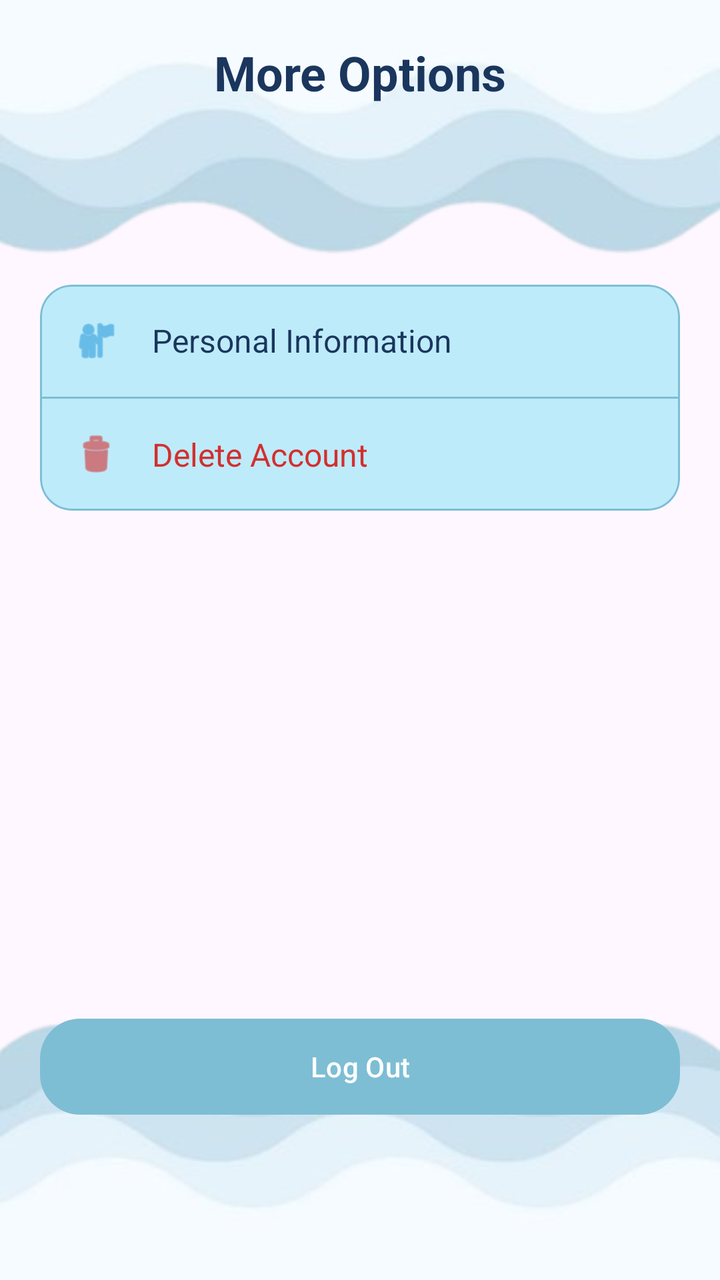
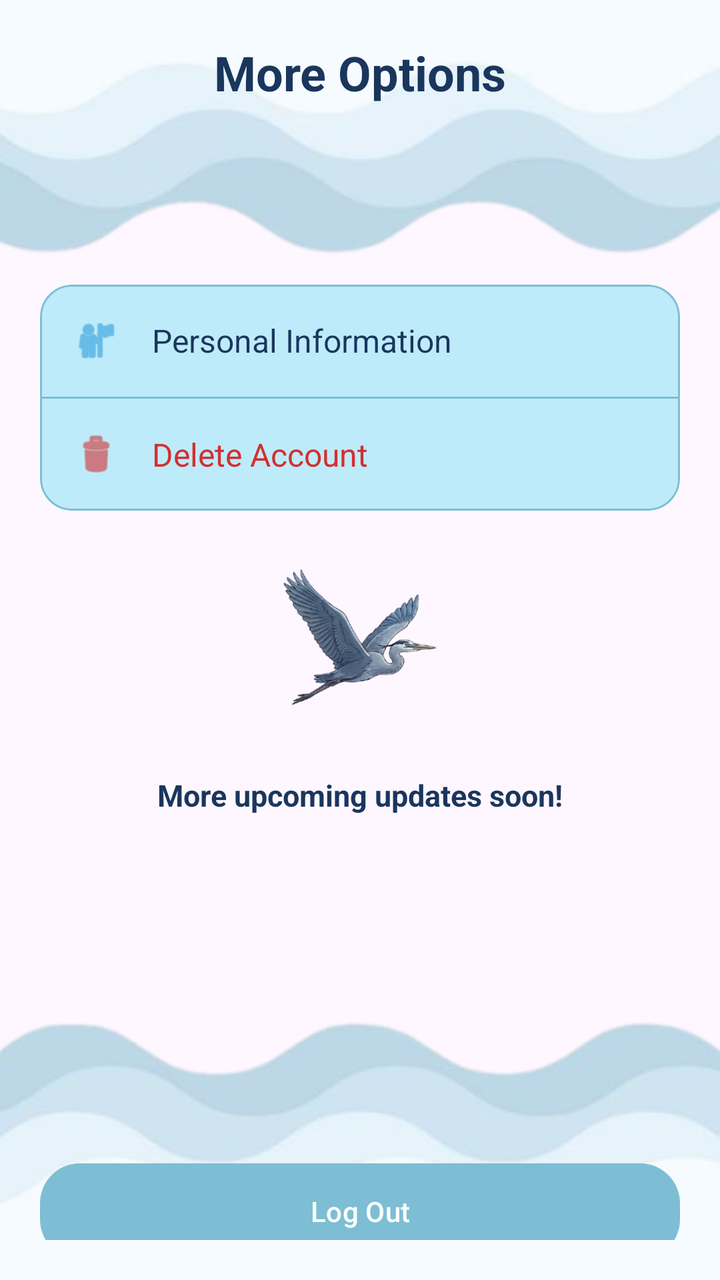

The first picture is an Android layout as it rendered before a commit; the second is the same layout after the commit. The layout source and the unified diff follow.
<!-- AndroidManifest.xml: application theme Theme.HeronHealth -->
<!-- res/layout/fragment_more_option.xml -->
<?xml version="1.0" encoding="utf-8"?>
<androidx.constraintlayout.widget.ConstraintLayout
    xmlns:android="http://schemas.android.com/apk/res/android"
    xmlns:app="http://schemas.android.com/apk/res-auto"
    xmlns:tools="http://schemas.android.com/tools"
    android:layout_width="match_parent"
    android:layout_height="match_parent"
    android:background="@drawable/bg4"
    android:padding="20dp"
    tools:context=".MoreOptionFragment">

    
    <TextView
        android:id="@+id/tvSettingsHeader"
        android:layout_width="wrap_content"
        android:layout_height="wrap_content"
        android:text="More Options"
        android:textColor="#1A365D"
        android:textSize="24sp"
        android:textStyle="bold"
        app:layout_constraintTop_toTopOf="parent"
        app:layout_constraintStart_toStartOf="parent"
        app:layout_constraintEnd_toEndOf="parent"/>

    
    <com.google.android.material.card.MaterialCardView
        android:id="@+id/cardSettings"
        android:layout_width="0dp"
        android:layout_height="wrap_content"
        android:layout_marginTop="90dp"
        app:cardBackgroundColor="#beebfa"
        app:cardCornerRadius="16dp"
        app:strokeColor="#7dbed4"
        app:strokeWidth="1dp"
        app:layout_constraintTop_toBottomOf="@id/tvSettingsHeader"
        app:layout_constraintStart_toStartOf="parent"
        app:layout_constraintEnd_toEndOf="parent">

        <LinearLayout
            android:layout_width="match_parent"
            android:layout_height="wrap_content"
            android:orientation="vertical">

            
            <LinearLayout
                android:id="@+id/itemPersonalInfo"
                android:layout_width="match_parent"
                android:layout_height="wrap_content"
                android:orientation="horizontal"
                android:padding="16dp"
                android:gravity="center_vertical"
                android:background="?attr/selectableItemBackground">

                <ImageView
                    android:layout_width="24dp"
                    android:layout_height="24dp"
                    android:src="@android:drawable/ic_menu_myplaces"
                    app:tint="#2D9CDB"/>

                <TextView
                    android:layout_width="wrap_content"
                    android:layout_height="wrap_content"
                    android:layout_marginStart="16dp"
                    android:text="Personal Information"
                    android:textColor="#1A365D"
                    android:textSize="16sp"/>
            </LinearLayout>

            
            <View
                android:layout_width="match_parent"
                android:layout_height="1dp"
                android:background="#7dbed4"/>

            
            <LinearLayout
                android:id="@+id/itemDeleteAccount"
                android:layout_width="match_parent"
                android:layout_height="wrap_content"
                android:orientation="horizontal"
                android:padding="16dp"
                android:gravity="center_vertical"
                android:background="?attr/selectableItemBackground">

                <ImageView
                    android:layout_width="24dp"
                    android:layout_height="24dp"
                    android:src="@android:drawable/ic_menu_delete"
                    app:tint="#D32F2F"/>

                <TextView
                    android:layout_width="wrap_content"
                    android:layout_height="wrap_content"
                    android:layout_marginStart="16dp"
                    android:text="Delete Account"
                    android:textColor="#D32F2F"
                    android:textSize="16sp"/>
            </LinearLayout>

        </LinearLayout>

    </com.google.android.material.card.MaterialCardView>

    
    <com.google.android.material.button.MaterialButton
        android:id="@+id/btnLogout"
        android:layout_width="0dp"
        android:layout_height="56dp"
        android:layout_marginTop="250dp"
        android:text="Log Out"
        android:textColor="#FFFFFF"
        app:backgroundTint="#7dbed4"
        app:cornerRadius="20dp"
        app:layout_constraintTop_toBottomOf="@id/cardSettings"
        app:layout_constraintStart_toStartOf="parent"
        app:layout_constraintEnd_toEndOf="parent"/>

</androidx.constraintlayout.widget.ConstraintLayout>
<!-- resources referenced by this layout -->
<resources>
  <!-- drawable bg4: png bitmap (drawable, 73502 bytes) -->
  <style name="Theme.HeronHealth" parent="Base.Theme.HeronHealth" />
  <style name="Base.Theme.HeronHealth" parent="Theme.Material3.DayNight.NoActionBar">
          
          
      </style>
</resources>

<!-- the commit's change to res/layout/fragment_more_option.xml (unified diff, before → after) -->
@@ -102,16 +102,42 @@
     </com.google.android.material.card.MaterialCardView>
 
     
+    <ImageView
+        android:id="@+id/imgFly"
+        android:layout_width="120dp"
+        android:layout_height="120dp"
+        android:layout_marginTop="12dp"
+        android:scaleType="centerCrop"
+        android:src="@drawable/fly"
+        app:layout_constraintTop_toBottomOf="@id/cardSettings"
+        app:layout_constraintStart_toStartOf="parent"
+        app:layout_constraintEnd_toEndOf="parent"/>
+
+    <TextView
+        android:id="@+id/tvUpdate"
+        android:layout_width="wrap_content"
+        android:layout_height="wrap_content"
+        android:text="More upcoming updates soon!"
+        android:textColor="#1A365D"
+        android:textSize="15dp"
+        android:textStyle="bold"
+        app:layout_constraintTop_toBottomOf="@id/imgFly"
+        app:layout_constraintStart_toStartOf="parent"
+        app:layout_constraintEnd_toEndOf="parent"/>
+
+
+
+
     <com.google.android.material.button.MaterialButton
         android:id="@+id/btnLogout"
         android:layout_width="0dp"
         android:layout_height="56dp"
-        android:layout_marginTop="250dp"
+        android:layout_marginTop="170dp"
         android:text="Log Out"
         android:textColor="#FFFFFF"
         app:backgroundTint="#7dbed4"
         app:cornerRadius="20dp"
-        app:layout_constraintTop_toBottomOf="@id/cardSettings"
+        app:layout_constraintTop_toBottomOf="@id/tvUpdate"
         app:layout_constraintStart_toStartOf="parent"
         app:layout_constraintEnd_toEndOf="parent"/>
 
<!-- resource entries referenced after the edit -->
@@ -1,6 +1,7 @@
 <!-- resources referenced by this layout -->
 <resources>
   <!-- drawable bg4: png bitmap (drawable, 73502 bytes) -->
+  <!-- drawable fly: png bitmap (drawable, 61801 bytes) -->
   <style name="Theme.HeronHealth" parent="Base.Theme.HeronHealth" />
   <style name="Base.Theme.HeronHealth" parent="Theme.Material3.DayNight.NoActionBar">
           
